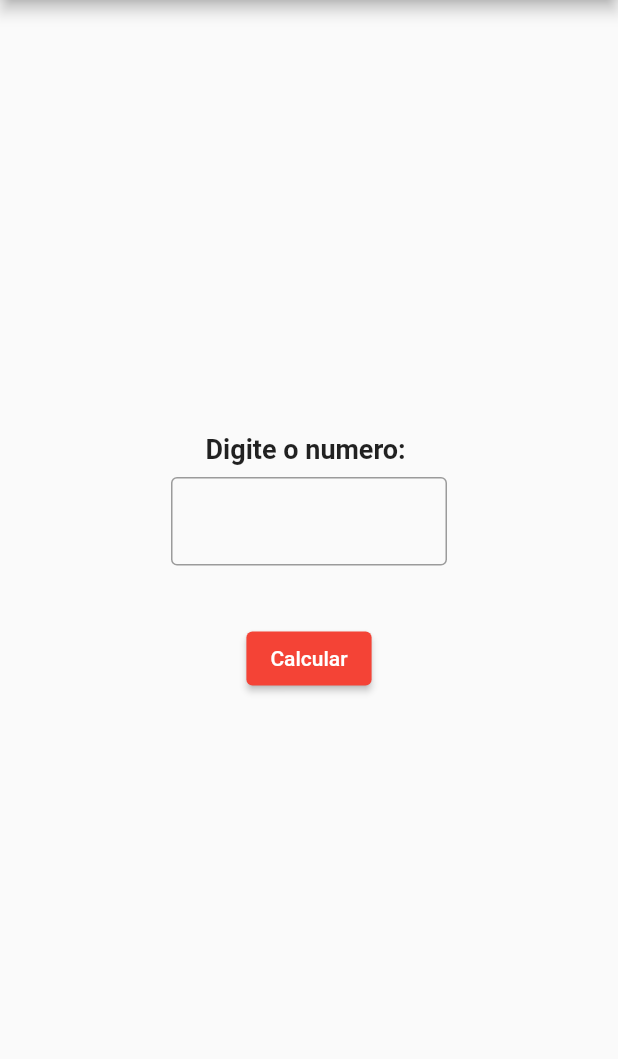
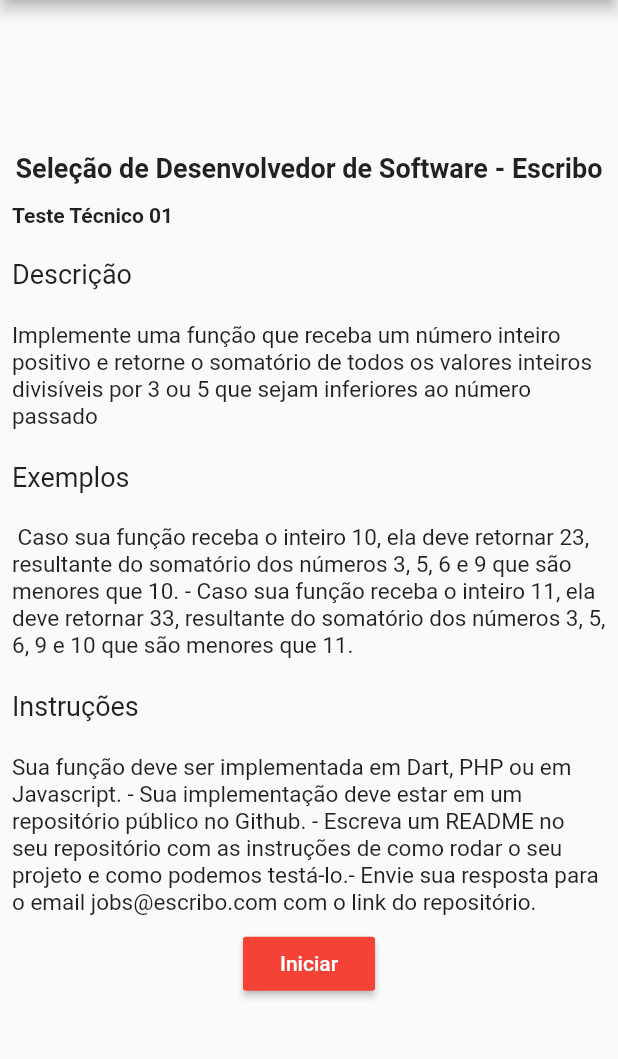
Before and after one commit to RoxyRoses/Teste1-JenniferSarah, a Flutter app: the screen it shows after launch, on a phone screen of 412 x 824 dp, the part 84-1143 px from its top. Run offline on Flutter 3.47's test engine with Material 2 defaults, Android fonts, the phone set to English and light mode, and no system bars.

Commit message:
refatoracoes e melhorias

```diff
--- /dev/null
+++ b/lib/home.dart
@@ -0,0 +1,84 @@
+import 'package:flutter/material.dart';
+import 'Metodo.dart';
+import 'package:flutter/services.dart';
+
+class Home extends StatelessWidget {
+  const Home({Key? key}) : super(key: key);
+
+  @override
+  Widget build(BuildContext context) {
+    return MaterialApp(
+      title: 'Teste 1',
+      theme: ThemeData(
+        primarySwatch: Colors.red,
+      ),
+      home: const MyHomePage(title: 'Teste 1 - Jennifer Sarah'),
+    );
+  }
+}
+
+class MyHomePage extends StatefulWidget {
+  const MyHomePage({Key? key, required this.title}) : super(key: key);
+  final String title;
+
+  @override
+  State<MyHomePage> createState() => _MyHomePageState();
+}
+
+class _MyHomePageState extends State<MyHomePage> {
+  final controladorTxtNumero = TextEditingController();
+  var resultado = "";
+  final calculo = Calcular();
+
+  @override
+  Widget build(BuildContext context) {
+    return Scaffold(
+      appBar: AppBar(
+        title: Text(widget.title),
+        centerTitle: true,
+      ),
+      body: Center(
+        child: Column(
+          mainAxisAlignment: MainAxisAlignment.center,
+          children: <Widget>[
+            const Text(
+              'Digite o numero: ',
+              style: TextStyle(fontSize: 18, fontWeight: FontWeight.bold),
+            ),
+            SizedBox(
+              width: 200,
+              child: Padding(
+                padding: const EdgeInsets.all(8.0),
+                child: TextField(
+                  controller: controladorTxtNumero,
+                  keyboardType: TextInputType.number,
+                  inputFormatters: <TextInputFormatter>[
+                    FilteringTextInputFormatter.digitsOnly
+                  ],
+                  decoration: const InputDecoration(
+                    border: OutlineInputBorder(),
+                  ),
+                ),
+              ),
+            ),
+            const SizedBox(height: 30),
+            ElevatedButton(
+              onPressed: () async {
+                String retorno =
+                    await calculo.realizarCalculo(controladorTxtNumero.text);
+                setState(() {
+                  resultado = retorno;
+                });
+              },
+              child: const Text('Calcular'),
+            ),
+            Text(
+              resultado,
+              style: const TextStyle(fontWeight: FontWeight.bold),
+            )
+          ],
+        ),
+      ),
+    );
+  }
+}
--- a/lib/main.dart
+++ b/lib/main.dart
@@ -1,6 +1,8 @@
 import 'package:flutter/services.dart';
 import 'Metodo.dart';
 import 'package:flutter/material.dart';
+
+import 'home.dart';
 
 void main() {
   runApp(const MyApp());
@@ -46,39 +48,105 @@ class _MyHomePageState extends State<MyHomePage> {
           mainAxisAlignment: MainAxisAlignment.center,
           children: <Widget>[
             const Text(
-              'Digite o numero: ',
+              'Seleção de Desenvolvedor de Software - Escribo',
               style: TextStyle(fontSize: 18, fontWeight: FontWeight.bold),
             ),
-            SizedBox(
-              width: 200,
-              child: Padding(
-                padding: const EdgeInsets.all(8.0),
-                child: TextField(
-                  controller: controladorTxtNumero,
-                  keyboardType: TextInputType.number,
-                  inputFormatters: <TextInputFormatter>[
-                    FilteringTextInputFormatter.digitsOnly
-                  ],
-                  decoration: const InputDecoration(
-                    border: OutlineInputBorder(),
-                  ),
-                ),
+            const SizedBox(
+              height: 5,
+            ),
+            const Padding(
+              padding: EdgeInsets.all(8.0),
+              child: Align(
+                  alignment: Alignment.centerLeft,
+                  child: Text(
+                    'Teste Técnico 01',
+                    style: TextStyle(fontWeight: FontWeight.bold),
+                  )),
+            ),
+            const SizedBox(
+              height: 5,
+            ),
+            const Padding(
+              padding: EdgeInsets.all(8.0),
+              child: Align(
+                  alignment: Alignment.centerLeft,
+                  child: Text(
+                    'Descrição',
+                    style: TextStyle(fontSize: 18),
+                  )),
+            ),
+            const SizedBox(
+              height: 5,
+            ),
+            const Padding(
+              padding: EdgeInsets.all(8.0),
+              child: Align(
+                  alignment: Alignment.center,
+                  child: Text(
+                    'Implemente uma função que receba um número inteiro positivo e retorne o somatório de todos os valores inteiros divisíveis por 3 ou 5 que sejam inferiores ao número passado',
+                    style: TextStyle(fontSize: 15),
+                  )),
+            ),
+            const SizedBox(
+              height: 5,
+            ),
+            const Padding(
+              padding: EdgeInsets.all(8.0),
+              child: Align(
+                  alignment: Alignment.centerLeft,
+                  child: Text(
+                    'Exemplos',
+                    style: TextStyle(fontSize: 18),
+                  )),
+            ),
+            const SizedBox(
+              height: 5,
+            ),
+            const Padding(
+              padding: EdgeInsets.all(8.0),
+              child: Align(
+                  alignment: Alignment.center,
+                  child: Text(
+                    ' Caso sua função receba o inteiro 10, ela deve retornar 23, resultante do somatório dos números 3, 5, 6 e 9 que são menores que 10. - Caso sua função receba o inteiro 11, ela deve retornar 33, resultante do somatório dos números 3, 5, 6, 9 e 10 que são menores que 11.',
+                    style: TextStyle(fontSize: 15),
+                  )),
+            ),
+            const SizedBox(
+              height: 5,
+            ),
+            const Padding(
+              padding: EdgeInsets.all(8.0),
+              child: Align(
+                  alignment: Alignment.centerLeft,
+                  child: Text(
+                    'Instruções',
+                    style: TextStyle(fontSize: 18),
+                  )),
+            ),
+            const SizedBox(
+              height: 5,
+            ),
+            const Padding(
+              padding: EdgeInsets.all(8.0),
+              child: Align(
+                  alignment: Alignment.center,
+                  child: Text(
+                    'Sua função deve ser implementada em Dart, PHP ou em Javascript. - Sua implementação deve estar em um repositório público no Github. - Escreva um README no seu repositório com as instruções de como rodar o seu projeto e como podemos testá-lo.- Envie sua resposta para o email jobs@escribo.com com o link do repositório.',
+                    style: TextStyle(fontSize: 15),
+                  )),
+            ),
+            MaterialButton(
+              child: const Text(
+                "Iniciar",
+                style: TextStyle(color: Colors.white),
               ),
-            ),
-            const SizedBox(height: 30),
-            ElevatedButton(
-              onPressed: () async {
-                String retorno =
-                    await calculo.realizarCalculo(controladorTxtNumero.text);
-                setState(() {
-                  resultado = retorno;
-                });
+              onPressed: () {
+                Navigator.push(
+                  context,
+                  MaterialPageRoute(builder: (context) => Home()),
+                );
               },
-              child: const Text('Calcular'),
-            ),
-            Text(
-              resultado,
-              style: const TextStyle(fontWeight: FontWeight.bold),
+              color: Colors.red,
             )
           ],
         ),
```
